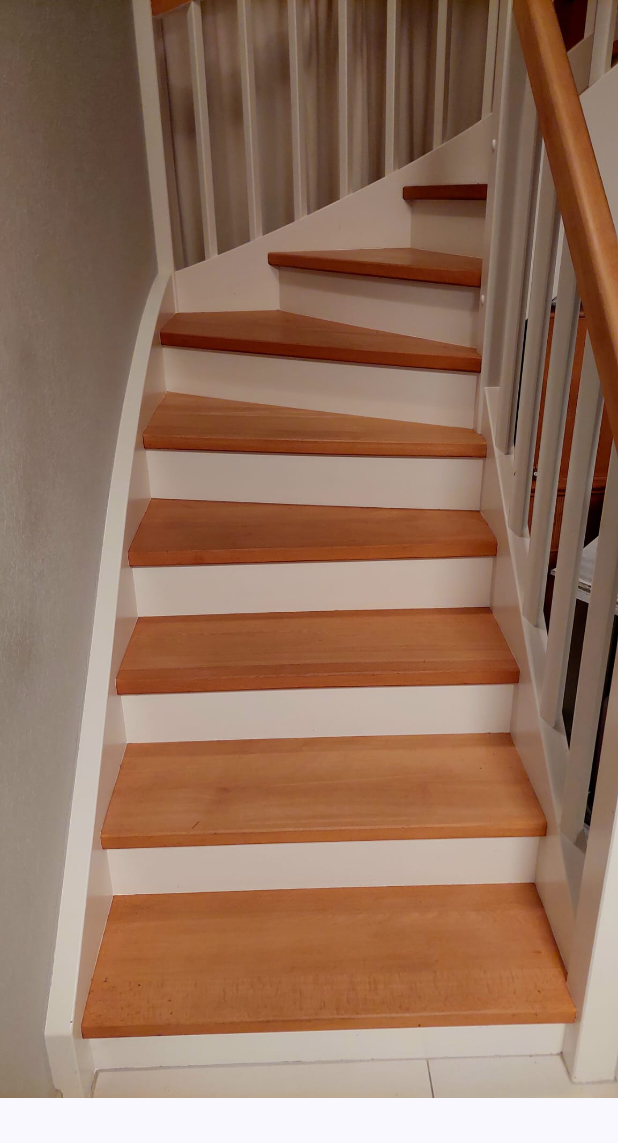
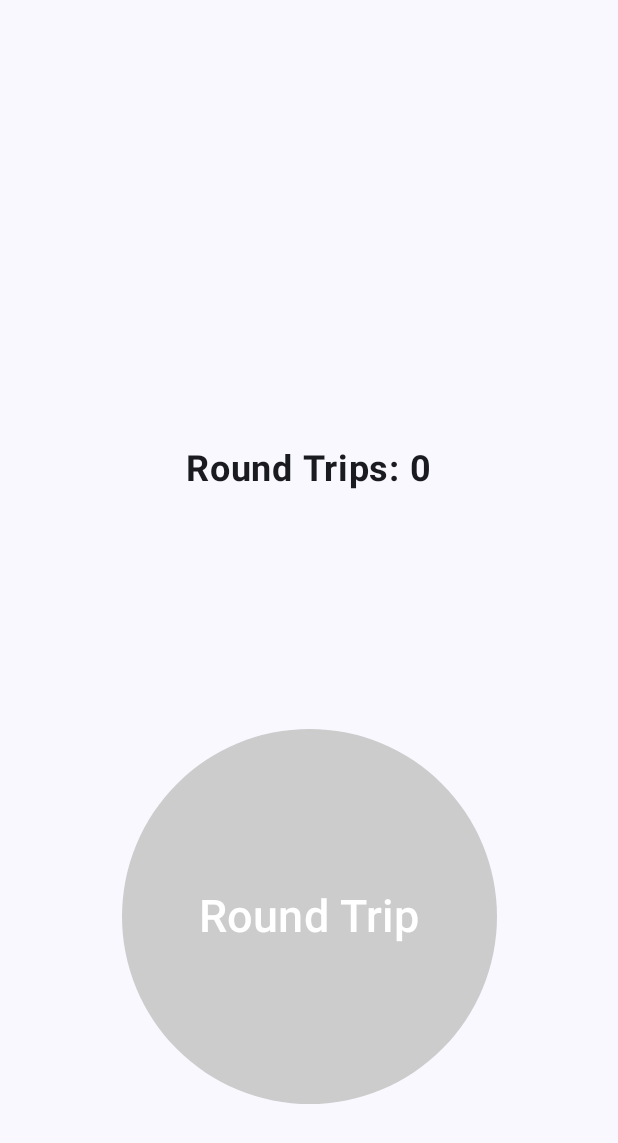
Before and after one commit to clemfavre/ElevationGainTeller, an Android app built with Jetpack Compose: the composable BackGround called with empty values, on a phone screen of 412 x 824 dp. Shown: the top 1143 px of the screen. Run offline under Robolectric (Android 15) with nearby library versions, the phone set to English and light mode, and no system bars.

Commit message:
add clickable round trip button + counter

```diff
--- a/app/src/main/java/com/example/elevationgainteller/MainActivity.kt
+++ b/app/src/main/java/com/example/elevationgainteller/MainActivity.kt
@@ -1,6 +1,13 @@
 package com.example.elevationgainteller
 
 import android.os.Bundle
+import androidx.compose.foundation.layout.size
+import androidx.compose.foundation.shape.CircleShape
+import androidx.compose.material3.Button
+import androidx.compose.material3.Text
+//import androidx.compose.runtime.Composable
+//import androidx.compose.ui.Modifier
+import androidx.compose.ui.unit.dp
 import androidx.compose.foundation.layout.Box
 import androidx.compose.foundation.Image
 import androidx.activity.ComponentActivity
@@ -10,14 +17,18 @@ import androidx.compose.foundation.layout.Arrangement
 import androidx.compose.foundation.layout.Box
 import androidx.compose.foundation.layout.Column
 import androidx.compose.foundation.layout.Row
+import androidx.compose.foundation.layout.fillMaxHeight
 import androidx.compose.foundation.layout.fillMaxSize
+import androidx.compose.foundation.layout.fillMaxWidth
 import androidx.compose.foundation.layout.padding
 import androidx.compose.material3.MaterialTheme
+import androidx.compose.material3.ButtonDefaults
 import androidx.compose.material3.Scaffold
 import androidx.compose.material3.Surface
 import androidx.compose.material3.Text
 import androidx.compose.runtime.Composable
 import androidx.compose.ui.Alignment
+import androidx.compose.ui.graphics.Color
 import androidx.compose.ui.Modifier
 import androidx.compose.ui.res.painterResource
 import androidx.compose.ui.text.font.FontWeight
@@ -25,6 +36,27 @@ import androidx.compose.ui.text.style.TextAlign
 import androidx.compose.ui.tooling.preview.Preview
 import androidx.compose.ui.unit.dp
 import androidx.compose.ui.unit.sp
+import androidx.compose.runtime.getValue
+import androidx.compose.runtime.mutableStateOf
+import androidx.compose.runtime.remember
+import androidx.compose.runtime.setValue
+//import androidx.compose.foundation.layout.Arrangement
+import androidx.compose.foundation.layout.Box
+import androidx.compose.foundation.layout.Column
+import androidx.compose.foundation.layout.fillMaxHeight
+import androidx.compose.foundation.layout.fillMaxWidth
+import androidx.compose.foundation.layout.padding
+import androidx.compose.material3.ButtonColors
+import androidx.compose.material3.Text
+//import androidx.compose.runtime.Composable
+import androidx.compose.runtime.getValue
+import androidx.compose.runtime.mutableStateOf
+import androidx.compose.runtime.remember
+import androidx.compose.runtime.setValue
+//import androidx.compose.ui.Alignment
+//import androidx.compose.ui.Modifier
+import androidx.compose.ui.unit.dp
+import androidx.compose.ui.unit.sp // Assuming you might want to display the counter
 import com.example.elevationgainteller.ui.theme.ElevationGainTellerTheme
 
 class MainActivity : ComponentActivity() {
@@ -37,7 +69,7 @@ class MainActivity : ComponentActivity() {
                     modifier = Modifier.fillMaxSize(),
                     color = MaterialTheme.colorScheme.background
                 ) {
-                    Description(
+                    BackGround(
                         "Welcome to ElevationGainTeller !",
                         "Press on the Start button and start running ! Then press on the Round trip button every time you made one. Enjoy !",
                         modifier = Modifier.padding(8.dp)
@@ -45,6 +77,28 @@ class MainActivity : ComponentActivity() {
                 }
             }
         }
+    }
+}
+
+@Composable
+fun RoundIncrementButton(
+    onClick: () -> Unit,
+    modifier: Modifier = Modifier
+) {
+    Button(
+        onClick = onClick,
+        shape = CircleShape, // Makes the button circular
+        colors = ButtonDefaults.buttonColors(
+            containerColor = Color.LightGray, // This sets the button's background
+            contentColor = Color.White    // This sets the color of the text inside the button
+        ),
+        modifier = modifier
+            .size(250.dp) // Adjust the size as needed
+    ) {
+        Text(
+            text = "Round Trip",
+            fontSize = 30.sp
+            ) // Or any text you prefer
     }
 }
 
@@ -74,16 +128,39 @@ fun Description(title: String, instructions: String, modifier: Modifier = Modifi
 @Composable
 fun BackGround(title: String, instructions: String, modifier: Modifier = Modifier) {
     val bgImage = painterResource(R.drawable.stairs)
-    Box(modifier) {
-        Image(
+    var counter by remember { mutableStateOf(0) }
+    Box(modifier = Modifier
+        .fillMaxWidth()
+        .fillMaxHeight()
+    ) {
+        /*Image(
             painter = bgImage,
             contentDescription = null
-        )
-        Description(
-            title = title,
-            instructions = instructions,
+        )*/
+        Column( // Use a Column to arrange Description, Counter Text, and Button
             modifier = Modifier
-        )
+                .fillMaxSize()
+                .padding(16.dp), // Add some padding around the content
+            horizontalAlignment = Alignment.CenterHorizontally,
+            verticalArrangement = Arrangement.SpaceAround // Distribute space
+        ) {
+            Description(
+                title = title,
+                instructions = instructions
+            )
+
+            // Display the counter
+            Text(
+                text = "Round Trips: $counter",
+                fontSize = 24.sp, // Make the counter text prominent
+                fontWeight = FontWeight.Bold,
+                modifier = Modifier.padding(vertical = 16.dp)
+            )
+
+            RoundIncrementButton(
+                onClick = { counter++ } // Increment the counter on click
+            )
+        }
     }
 }
 
```
